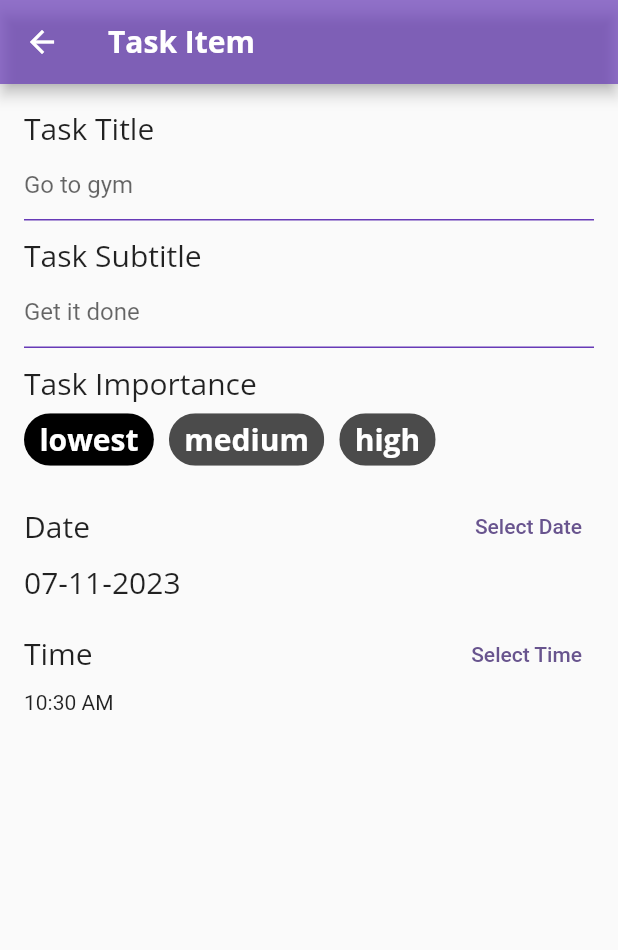
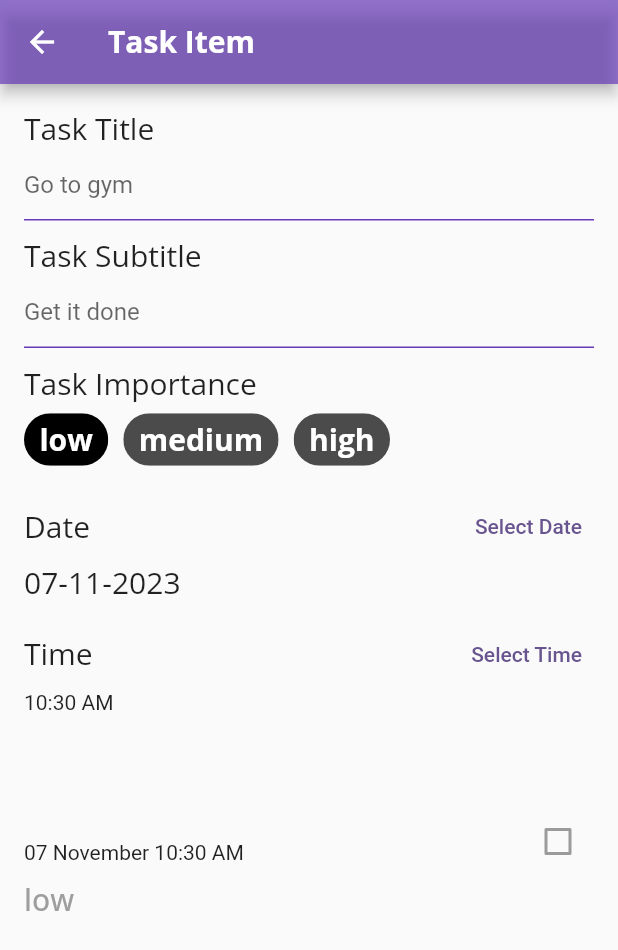
Before and after one commit to piperfresh/task-manager, a Flutter app: the screen it shows after launch, after a tap on the "add" icon, on a phone screen of 412 x 824 dp. Shown: the top 950 px of the screen. Run offline on Flutter 3.47's test engine with Material 2 defaults, Android fonts, the phone set to English and light mode, and no system bars; our stand-ins replace flutter_riverpod, google_fonts.

Commit message:
task tile

```diff
--- /dev/null
+++ b/lib/models/task_tile.dart
@@ -0,0 +1,109 @@
+import 'package:flutter/material.dart';
+import 'package:flutter_riverpod/flutter_riverpod.dart';
+import 'package:google_fonts/google_fonts.dart';
+import 'package:intl/intl.dart';
+import 'package:taskmanager/models/task_data.dart';
+
+import '../app_utils/constant/app_spacing.dart';
+
+class TaskTile extends ConsumerWidget {
+  final TaskData taskItem;
+  final Function(bool?)? onComplete;
+  final TextDecoration textDecoration;
+
+  TaskTile({
+    super.key,
+    required this.taskItem,
+    this.onComplete,
+  }) : textDecoration = taskItem.isCompleted
+            ? TextDecoration.lineThrough
+            : TextDecoration.none;
+
+  Widget buildImportance() {
+    if (taskItem.importance == Importance.low) {
+      return Text(
+        'low',
+        style: GoogleFonts.openSans(
+          color: Colors.grey,
+          fontSize: 20,
+          decoration: textDecoration,
+          fontWeight: FontWeight.w500,
+        ),
+      );
+    } else if (taskItem.importance == Importance.medium) {
+      return Text(
+        'medium',
+        style: GoogleFonts.openSans(
+            color: Colors.black,
+            fontSize: 20,
+            decoration: textDecoration,
+            fontWeight: FontWeight.w700),
+      );
+    } else {
+      return Text(
+        'high',
+        style: GoogleFonts.openSans(
+            color: Colors.red,
+            fontSize: 20,
+            decoration: textDecoration,
+            fontWeight: FontWeight.bold),
+      );
+    }
+  }
+
+  Widget buildDate() {
+    final dateFormatter = DateFormat('dd MMMM h:mm a');
+    final dateString = dateFormatter.format(taskItem.dateTime);
+    return Text(
+      dateString,
+      style: TextStyle(decoration: textDecoration),
+    );
+  }
+
+  Widget buildCheckBox() {
+    return Checkbox(
+      value: taskItem.isCompleted,
+      onChanged: onComplete,
+    );
+  }
+
+  @override
+  Widget build(BuildContext context, WidgetRef ref) {
+    return Container(
+      height: 150,
+      // color: Colors.deepPurple,
+      child: Row(
+        mainAxisAlignment: MainAxisAlignment.spaceBetween,
+        children: [
+          Column(
+            crossAxisAlignment: CrossAxisAlignment.start,
+            children: [
+              Text(
+                taskItem.title,
+                style: GoogleFonts.openSans(
+                  fontSize: 21,
+                  decoration: textDecoration,
+                  fontWeight: FontWeight.bold,
+                ),
+              ),
+              AppSpacer.smallVerticalSpacing,
+              Text(
+                taskItem.subTitle,
+                style: GoogleFonts.openSans(
+                    fontSize: 18,
+                    decoration: textDecoration,
+                    fontWeight: FontWeight.w500,
+                    color: Colors.black),
+              ),
+              AppSpacer.smallVerticalSpacing,
+              buildDate(),
+              AppSpacer.smallVerticalSpacing,
+              buildImportance(),
+            ],
+          ),
+          buildCheckBox(),
+        ],
+      ),
+    );
+  }
+}
--- a/lib/screens/tasks_item_screen.dart
+++ b/lib/screens/tasks_item_screen.dart
@@ -1,15 +1,17 @@
 import 'package:flutter/material.dart';
+import 'package:flutter_riverpod/flutter_riverpod.dart';
 import 'package:google_fonts/google_fonts.dart';
 import 'package:intl/intl.dart';
 import 'package:taskmanager/app_utils/constant/app_spacing.dart';
 import 'package:taskmanager/models/task_data.dart';
+import 'package:taskmanager/models/task_tile.dart';
 
-class TasksItemScreen extends StatefulWidget {
+class TasksItemScreen extends ConsumerStatefulWidget {
   final Function(TaskData) onCreate;
   final Function(TaskData) onUpdate;
   final bool isUpdating;
   final TaskData? originalTask;
-
+  //
   const TasksItemScreen(
       {super.key,
       required this.onCreate,
@@ -18,10 +20,10 @@ class TasksItemScreen extends StatefulWidget {
       : isUpdating = (originalTask != null);
 
   @override
-  State<TasksItemScreen> createState() => _TasksItemScreenState();
+  ConsumerState<TasksItemScreen> createState() => _TasksItemScreenState();
 }
 
-class _TasksItemScreenState extends State<TasksItemScreen> {
+class _TasksItemScreenState extends ConsumerState<TasksItemScreen> {
   final _titleController = TextEditingController();
   final _subtitleController = TextEditingController();
   String _title = '';
@@ -40,10 +42,10 @@ class _TasksItemScreenState extends State<TasksItemScreen> {
       _title = originalTask.title;
       _subtitle = originalTask.subTitle;
       _subtitleController.text = originalTask.subTitle;
+      _titleController.text = originalTask.title;
       _dueDate = date;
       _timeOfDay = TimeOfDay(hour: date.hour, minute: date.minute);
       _importance = originalTask.importance;
-      _titleController.text = originalTask.title;
     }
     //? Adds a listener to listen for text field changes. When the text changes, you set the
     //? _title.
@@ -91,7 +93,7 @@ class _TasksItemScreenState extends State<TasksItemScreen> {
         ),
         TextField(
           style: const TextStyle(color: Colors.black),
-          controller: _titleController,
+          controller: _subtitleController,
           decoration: const InputDecoration(
               hintText: 'Get it done',
               enabledBorder: UnderlineInputBorder(
@@ -120,7 +122,7 @@ class _TasksItemScreenState extends State<TasksItemScreen> {
             ChoiceChip(
               backgroundColor: Colors.black.withOpacity(0.7),
               label: const Text(
-                'lowest',
+                'low',
                 style: TextStyle(color: Colors.white),
               ),
               selected: _importance == Importance.low,
@@ -255,6 +257,20 @@ class _TasksItemScreenState extends State<TasksItemScreen> {
             buildDate(),
             AppSpacer.smallVerticalSpacing,
             buildTime(),
+            AppSpacer.smallVerticalSpacing,
+            TaskTile(
+                taskItem: TaskData(
+                    importance: _importance,
+                    dateTime: DateTime(
+                      _dueDate.year,
+                      _dueDate.month,
+                      _dueDate.day,
+                      _timeOfDay.hour,
+                      _timeOfDay.minute,
+                    ),
+                    id: 'Demo',
+                    title: _title,
+                    subTitle: _subtitle))
           ],
         ),
       ),
```
